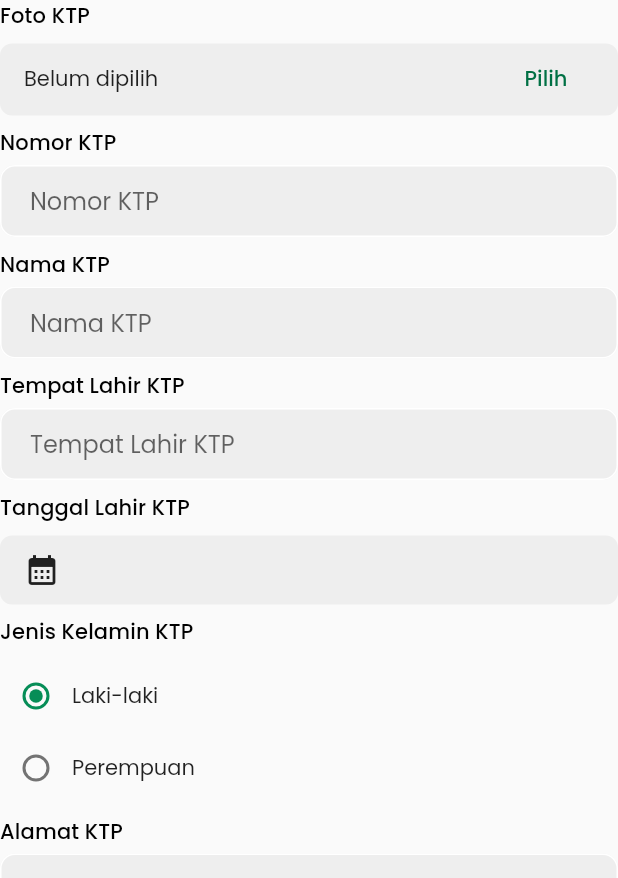
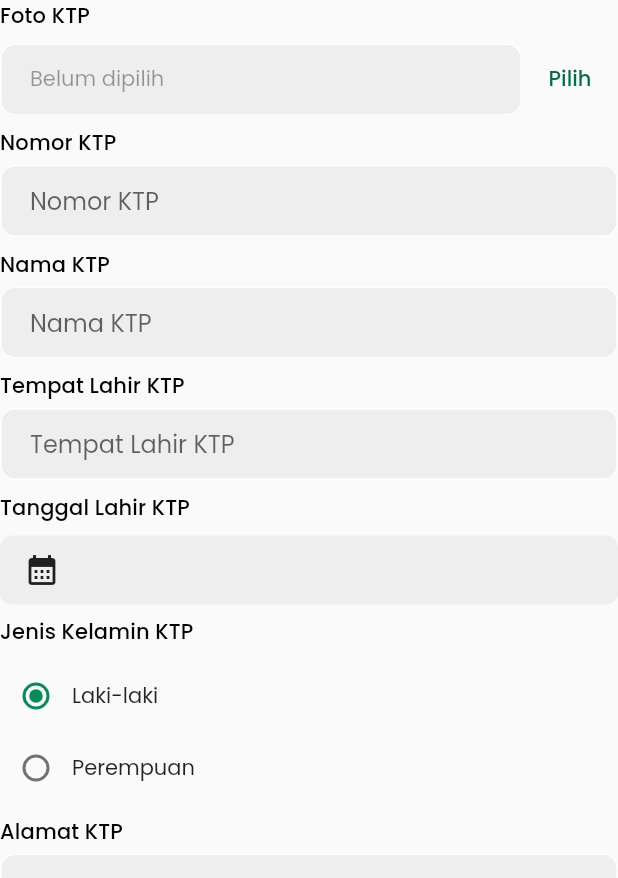
Before and after one commit to erikaristayasa/pundikita, a Flutter app: the PersonalForm widget shown alone on an empty page, opened directly, on a phone screen of 412 x 824 dp. Shown: the top 878 px of the screen. Run offline on Flutter 3.47's test engine with Material 2 defaults, Android fonts, the phone set to English and light mode, and no system bars; our stand-ins replace bloc, carousel_slider, connectivity_plus, currency_text_input_formatter, dartz, dio and 12 more; missing offline and left inert: dio_logger; accounts and stored records are empty; generated files the repository leaves out were written again; project files that could hold a hidden picture were left out.

Commit message:
Add validator on photo file picker

```diff
--- a/lib/core/presentation/widgets/custom_text_area.dart
+++ b/lib/core/presentation/widgets/custom_text_area.dart
@@ -1,23 +1,30 @@
 import 'package:flutter/material.dart';
+import 'package:flutter_bloc/flutter_bloc.dart';
 import 'package:pundi_kita/core/static/extensions.dart';
+
+import '../../utility/locator.dart';
+import '../../utility/validation_helper.dart';
+import '../blocs/text_controller/text_controller_bloc.dart';
 
 class CustomTextArea extends StatefulWidget {
   final String title;
   final String placeholder;
-  final bool isError;
+  // final bool isError;
   final TextEditingController controller;
-  final FormFieldValidator fieldValidator;
+  // final FormFieldValidator fieldValidator;
+  final TypeField typeField;
   final TextInputType inputType;
   final void Function(String value)? onChanged;
   const CustomTextArea({
     Key? key,
     required this.title,
     this.placeholder = '',
-    this.isError = false,
+    // this.isError = false,
     required this.controller,
-    required this.fieldValidator,
+    // required this.fieldValidator,
     this.inputType = TextInputType.multiline,
     this.onChanged,
+    this.typeField = TypeField.none,
   }) : super(key: key);
 
   @override
@@ -44,6 +51,11 @@ class _CustomTextAreaState extends State<CustomTextArea> {
   );
   @override
   Widget build(BuildContext context) {
+    return BlocProvider(
+      create: (_) => locator<TextControllerBloc>(),
+      child: BlocBuilder<TextControllerBloc, TextControllerState>(
+        builder: (context, state) {
+          final bloc = context.read<TextControllerBloc>();
           return Column(
             crossAxisAlignment: CrossAxisAlignment.stretch,
             children: [
@@ -58,7 +70,7 @@ class _CustomTextAreaState extends State<CustomTextArea> {
                 keyboardType: widget.inputType,
                 maxLines: 8,
                 style: TextStyle(
-            color: widget.isError ? Colors.white : Colors.black,
+                  color: state.error ? Colors.white : Colors.black,
                 ),
                 decoration: InputDecoration(
                   focusColor: Colors.white,
@@ -69,13 +81,19 @@ class _CustomTextAreaState extends State<CustomTextArea> {
                   errorBorder: errorBorder,
                   focusedErrorBorder: errorBorder,
                   filled: true,
-            fillColor: widget.isError ? Colors.red : Colors.grey[200],
+                  fillColor: state.error ? Colors.red : Colors.grey[200],
                   contentPadding: const EdgeInsets.symmetric(vertical: 10, horizontal: 20),
                 ),
-          validator: widget.fieldValidator,
+                validator: ValidationHelper(
+                  isError: (error) => bloc.add(TextControllerOnError(error)),
+                  typeField: widget.typeField,
+                ).validate(),
                 onChanged: widget.onChanged,
               ),
             ],
           );
+        },
+      ),
+    );
   }
 }
--- a/lib/features/profile/presentation/pages/profile_update_page.dart
+++ b/lib/features/profile/presentation/pages/profile_update_page.dart
@@ -200,7 +200,6 @@ class _ProfileUpdatePageState extends State<ProfileUpdatePage> {
                             CustomTextArea(
                               title: 'Bio Singkat',
                               controller: _bioController,
-                              fieldValidator: (_) => null,
                             ),
                             largeVerticalSpacing(),
                             RoundedButton(
--- a/lib/features/register/presentation/widgets/additional_forms/personal_form.dart
+++ b/lib/features/register/presentation/widgets/additional_forms/personal_form.dart
@@ -100,7 +100,6 @@ class _PersonalFormState extends State<PersonalForm> {
         CustomTextArea(
           title: 'Alamat KTP',
           controller: _ktpAddress,
-          fieldValidator: (_) => null,
           onChanged: (_) => updateAdditonalValue(),
         )
       ],
--- a/lib/features/register/presentation/widgets/register_photo_file_picker.dart
+++ b/lib/features/register/presentation/widgets/register_photo_file_picker.dart
@@ -1,13 +1,17 @@
 import 'package:flutter/material.dart';
 import 'package:flutter_bloc/flutter_bloc.dart';
 import 'package:image_picker/image_picker.dart';
+import 'package:pundi_kita/core/presentation/widgets/custom_text_field.dart';
 import 'package:pundi_kita/core/static/dimens.dart';
 import 'package:pundi_kita/core/static/extensions.dart';
 
 import '../../../../core/presentation/blocs/image_picker/image_picker_bloc.dart';
+import '../../../../core/presentation/blocs/text_controller/text_controller_bloc.dart';
 import '../../../../core/presentation/widgets/bottom_sheet_image_source.dart';
 import '../../../../core/presentation/widgets/rounded_container.dart';
 import '../../../../core/utility/helper.dart';
+import '../../../../core/utility/locator.dart';
+import '../../../../core/utility/validation_helper.dart';
 
 class RegisterPhotoFilePicker extends StatefulWidget {
   final String title;
@@ -21,17 +25,50 @@ class RegisterPhotoFilePicker extends StatefulWidget {
 class _RegisterPhotoFilePickerState extends State<RegisterPhotoFilePicker> {
   final _imagePicker = ImagePicker();
   XFile? _file;
+  final _controller = TextEditingController();
+  late OutlineInputBorder normalBorder;
+  late OutlineInputBorder errorBorder;
+
+  @override
+  void initState() {
+    super.initState();
+    normalBorder = const OutlineInputBorder(
+      borderRadius: BorderRadius.all(
+        Radius.circular(10.0),
+      ),
+      borderSide: BorderSide(
+        color: Colors.white,
+      ),
+    );
+    errorBorder = const OutlineInputBorder(
+      borderRadius: BorderRadius.all(
+        Radius.circular(10.0),
+      ),
+      borderSide: BorderSide(
+        color: Colors.red,
+      ),
+    );
+  }
 
   @override
   Widget build(BuildContext context) {
-    return BlocProvider(
-      create: (context) => ImagePickerBloc(),
+    return MultiBlocProvider(
+      providers: [
+        BlocProvider(
+          create: (_) => ImagePickerBloc(),
+        ),
+        BlocProvider(
+          create: (_) => locator<TextControllerBloc>(),
+        ),
+      ],
       child: BlocConsumer<ImagePickerBloc, ImagePickerState>(
         listener: (context, state) {
           if (state is ImagePickerLoaded) {
             _file = state.file;
+            _controller.text = state.file?.name ?? '';
           } else {
             _file = null;
+            _controller.text = '';
           }
           widget.onPicked(_file);
         },
@@ -43,16 +80,38 @@ class _RegisterPhotoFilePickerState extends State<RegisterPhotoFilePicker> {
               style: context.textTheme().titleSmall,
             ),
             smallVerticalSpacing(),
-            RoundedContainer(
-              color: Colors.grey[200]!,
-              padding: const EdgeInsets.symmetric(vertical: 0.0, horizontal: Dimension.MEDIUM),
-              child: Row(
+            BlocBuilder<TextControllerBloc, TextControllerState>(
+              builder: (context, state) {
+                final bloc = context.read<TextControllerBloc>();
+                return Row(
+                  crossAxisAlignment: CrossAxisAlignment.center,
                   children: [
                     Expanded(
-                      child: Text(
-                    _file?.name ?? 'Belum dipilih',
+                      child: TextFormField(
+                          enabled: false,
+                          controller: _controller,
                           style: context.textTheme().bodyMedium,
-                  )),
+                          decoration: InputDecoration(
+                            focusColor: Colors.white,
+                            border: InputBorder.none,
+                            hintText: _file?.name ?? 'Belum dipilih',
+                            enabledBorder: normalBorder,
+                            disabledBorder: normalBorder,
+                            focusedBorder: normalBorder,
+                            errorBorder: errorBorder,
+                            focusedErrorBorder: errorBorder,
+                            filled: true,
+                            fillColor: state.error ? Colors.red : Colors.grey[200],
+                            contentPadding: const EdgeInsets.symmetric(vertical: 10, horizontal: 20),
+                            errorStyle: const TextStyle(
+                              color: Colors.red,
+                            ),
+                          ),
+                          validator: ValidationHelper(
+                            isError: (error) => bloc.add(TextControllerOnError(error)),
+                            typeField: TypeField.none,
+                          ).validate()),
+                    ),
                     TextButton(
                       onPressed: () async {
                         await showModalBottomSheet(
@@ -80,7 +139,8 @@ class _RegisterPhotoFilePickerState extends State<RegisterPhotoFilePicker> {
                       child: const Text('Pilih'),
                     ),
                   ],
-              ),
+                );
+              },
             ),
           ],
         ),
```
Lines whose indentation alone changed are shown as unchanged.
